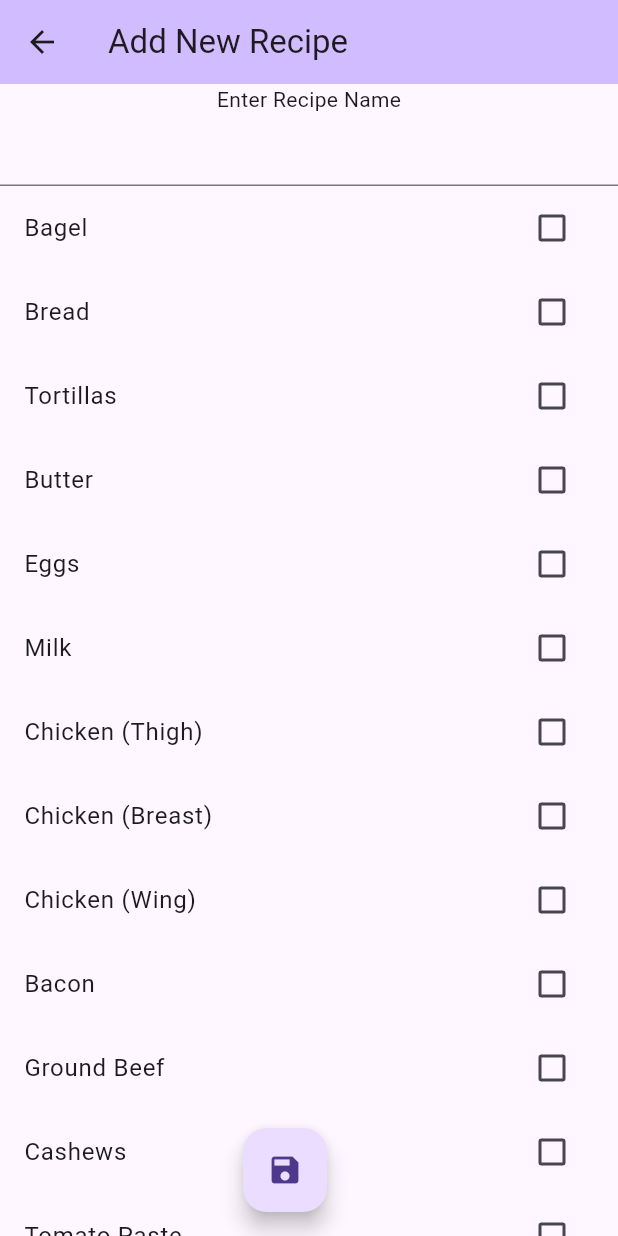
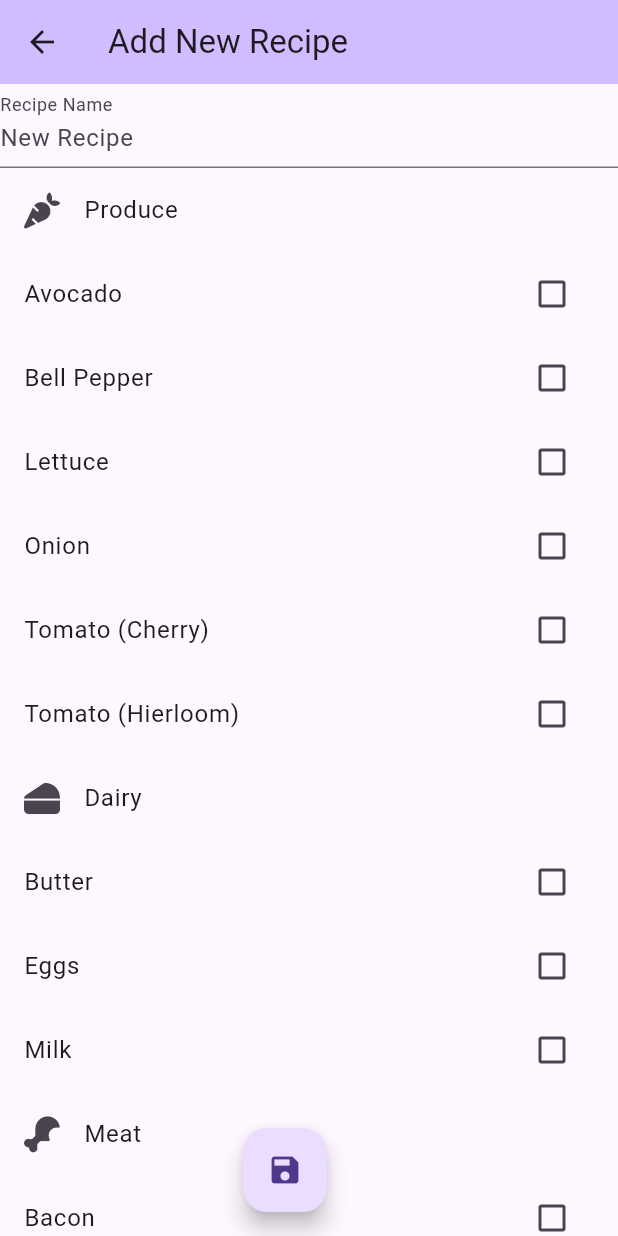
Before and after one commit to joelenehales/meal-plan-app, a Flutter app: the NewRecipePage screen opened directly, after a tap on the "save" icon, on a phone screen of 412 x 824 dp. Run offline on Flutter 3.47's test engine with Material 3 defaults, Android fonts, the phone set to English and light mode, and no system bars; our stand-ins replace font_awesome_flutter, sqflite; accounts and stored records are empty.

Commit message:
Sort ingredients by type and refactor

```diff
--- a/meal_plan_app/lib/database_helper.dart
+++ b/meal_plan_app/lib/database_helper.dart
@@ -132,6 +132,17 @@ class DatabaseHelper {
     return ingredients;
   }
 
+  // Return all ingredients of a certain type
+  Future<List<Ingredient>> getIngredientByType(IngredientType type) async {
+    Database db = await instance.database;
+    var ingredientsQuery = await db.query('ingredients',
+        where: 'type = ?', whereArgs: [type.name], orderBy: 'name');
+    List<Ingredient> ingredients = ingredientsQuery.isNotEmpty
+        ? ingredientsQuery.map((c) => Ingredient.fromMap(c)).toList()
+        : [];
+    return ingredients;
+  }
+
   // Queries the database for the ingredients in a recipe
   Future<List<Ingredient>> getRecipeIngredients(int recipeId) async {
     Database db = await instance.database;
@@ -141,6 +152,22 @@ class DatabaseHelper {
         WHERE recipe_id = ?
       );
       ''', [recipeId]);
+    List<Ingredient> ingredientList = ingredientQuery.isNotEmpty
+        ? ingredientQuery.map((c) => Ingredient.fromMap(c)).toList()
+        : [];
+    return ingredientList;
+  }
+
+  // Queries the database for the ingredients in a recipe of a certain type
+  Future<List<Ingredient>> getRecipeIngredientsByType(
+      int recipeId, IngredientType type) async {
+    Database db = await instance.database;
+    var ingredientQuery = await db.rawQuery('''
+      SELECT * FROM ingredients WHERE type = ? AND id IN (
+        SELECT ingredient_id FROM recipeIngredients
+        WHERE recipe_id = ?
+      );
+      ''', [type.name, recipeId]);
     List<Ingredient> ingredientList = ingredientQuery.isNotEmpty
         ? ingredientQuery.map((c) => Ingredient.fromMap(c)).toList()
         : [];
@@ -189,4 +216,18 @@ class DatabaseHelper {
     return await db.update('recipes', recipe.toMap(),
         where: 'id = ?', whereArgs: [recipe.id]);
   }
+
+  // Edit recipe ingredients
+  Future<void> editRecipeIngredients(
+      int recipeId, List<int> ingredientIds) async {
+    Database db = await instance.database;
+
+    await db.delete('recipeIngredients',
+        where: 'recipe_id = ?', whereArgs: [recipeId]);
+
+    for (var ingredientId in ingredientIds) {
+      await db.insert('recipeIngredients',
+          {'recipe_id': recipeId, 'ingredient_id': ingredientId});
+    }
+  }
 }
--- a/meal_plan_app/lib/objects/ingredient.dart
+++ b/meal_plan_app/lib/objects/ingredient.dart
@@ -1,28 +1,51 @@
 import 'package:flutter/material.dart';
+
 import 'package:font_awesome_flutter/font_awesome_flutter.dart';
 
 enum IngredientType { produce, dairy, meat, seafood, bakery, pantry, frozen }
 
 extension IngredientTypeExtension on IngredientType {
+  // Get ingredient type name
+  String get name {
+    switch (this) {
+      case IngredientType.produce:
+        return 'Produce';
+      case IngredientType.dairy:
+        return 'Dairy';
+      case IngredientType.meat:
+        return 'Meat';
+      case IngredientType.seafood:
+        return 'Seafood';
+      case IngredientType.bakery:
+        return 'Bakery';
+      case IngredientType.pantry:
+        return 'Pantry';
+      case IngredientType.frozen:
+        return 'Frozen';
+      default:
+        return 'Unknown';
+    }
+  }
+
   // Get an appropriate icon for the ingredient type
   Icon get icon {
     switch (this) {
       case IngredientType.produce:
-        return Icon(FontAwesomeIcons.carrot);
+        return const Icon(FontAwesomeIcons.carrot);
       case IngredientType.dairy:
-        return Icon(FontAwesomeIcons.cheese);
+        return const Icon(FontAwesomeIcons.cheese);
       case IngredientType.meat:
-        return Icon(FontAwesomeIcons.drumstickBite);
+        return const Icon(FontAwesomeIcons.drumstickBite);
       case IngredientType.seafood:
-        return Icon(FontAwesomeIcons.fish);
+        return const Icon(FontAwesomeIcons.fish);
       case IngredientType.bakery:
-        return Icon(FontAwesomeIcons.breadSlice);
+        return const Icon(FontAwesomeIcons.breadSlice);
       case IngredientType.pantry:
-        return Icon(FontAwesomeIcons.jarWheat);
+        return const Icon(FontAwesomeIcons.jarWheat);
       case IngredientType.frozen:
-        return Icon(FontAwesomeIcons.iceCream);
+        return const Icon(FontAwesomeIcons.iceCream);
       default:
-        return Icon(Icons.question_mark);
+        return const Icon(Icons.question_mark);
     }
   }
 }
@@ -38,15 +61,15 @@ class Ingredient {
   factory Ingredient.fromMap(Map<String, dynamic> json) => Ingredient(
       id: json['id'],
       name: json['name'],
-      type: IngredientType.values.firstWhere(
-          (e) => e.toString() == json['type']) // Convert string to enum
+      type: IngredientType.values
+          .firstWhere((e) => e.name == json['type']) // Convert string to enum
       );
 
   Map<String, dynamic> toMap() {
     return {
       'id': id,
       'name': name,
-      'type': type.toString() // Convert enum to string
+      'type': type.name // Convert enum to string
     };
   }
 }
--- a/meal_plan_app/lib/screens/home.dart
+++ b/meal_plan_app/lib/screens/home.dart
@@ -7,7 +7,7 @@ class Home extends StatelessWidget {
   @override
   Widget build(BuildContext context) {
     return const Center(
-      child: Text('Home Screen', style: TextStyle(fontSize: 24)),
+      child: Text('Welcome!', style: TextStyle(fontSize: 24)),
       // TODO: Add content to this page
     );
   }
--- a/meal_plan_app/lib/screens/new_recipe.dart
+++ b/meal_plan_app/lib/screens/new_recipe.dart
@@ -3,6 +3,7 @@ import 'package:flutter/material.dart';
 import 'package:meal_plan_app/objects/ingredient.dart';
 import 'package:meal_plan_app/objects/recipe.dart';
 import 'package:meal_plan_app/database_helper.dart';
+import 'package:meal_plan_app/widgets/ingredient_checkbox_widget.dart';
 
 class NewRecipePage extends StatefulWidget {
   const NewRecipePage({super.key});
@@ -15,6 +16,21 @@ class _NewRecipePageState extends State<NewRecipePage> {
   bool isChecked = false;
   List<int> selectedIngredientIds = [];
   final textController = TextEditingController();
+
+  // TODO: Redundant function in recipe_viewer.dart. Move elsewhere (ex. make a
+  // "for all" version)
+  Widget ingredientsCheckboxWidget() {
+    List<Widget> widgets = [];
+
+    for (var ingredientType in IngredientType.values) {
+      widgets.add(ListTile(
+          leading: ingredientType.icon, title: Text(ingredientType.name)));
+      widgets.add(IngredientCheckboxWidget(
+          selectedIngredientIds: selectedIngredientIds,
+          ingredientType: ingredientType));
+    }
+    return Column(children: widgets);
+  }
 
   @override
   Widget build(BuildContext context) {
@@ -29,35 +45,13 @@ class _NewRecipePageState extends State<NewRecipePage> {
         child: Column(
           mainAxisAlignment: MainAxisAlignment.center,
           children: <Widget>[
-            const Text('Enter Recipe Name'),
-            TextField(controller: textController),
-            FutureBuilder<List<Ingredient>>(
-                future: DatabaseHelper.instance.getIngredients(),
-                builder: (BuildContext context,
-                    AsyncSnapshot<List<Ingredient>> snapshot) {
-                  if (!snapshot.hasData || snapshot.data!.isEmpty) {
-                    return Center(child: Text('No Ingredients to Display'));
-                  }
-                  return ListView(
-                    shrinkWrap: true,
-                    children: snapshot.data!.map((ingredient) {
-                      // Display each ingredient with a checkbox
-                      return CheckboxListTile(
-                        title: Text(ingredient.name),
-                        value: selectedIngredientIds.contains(ingredient.id),
-                        onChanged: (bool? value) {
-                          setState(() {
-                            if (value!) {
-                              selectedIngredientIds.add(ingredient.id);
-                            } else {
-                              selectedIngredientIds.remove(ingredient.id);
-                            }
-                          });
-                        },
-                      );
-                    }).toList(),
-                  );
-                }),
+            TextField(
+                controller: textController,
+                decoration: const InputDecoration(
+                    labelText: 'Recipe Name',
+                    floatingLabelBehavior: FloatingLabelBehavior.always,
+                    hintText: 'New Recipe')),
+            ingredientsCheckboxWidget(),
           ],
         ),
       ),
--- /dev/null
+++ b/meal_plan_app/lib/widgets/ingredient_checkbox_widget.dart
@@ -0,0 +1,54 @@
+import 'package:flutter/material.dart';
+
+import 'package:meal_plan_app/database_helper.dart';
+import 'package:meal_plan_app/objects/ingredient.dart';
+
+// Helper class creates a widget that displays a list of ingredients with
+// checkboxes. Selected ingredients are stored in a list by their ID.
+class IngredientCheckboxWidget extends StatefulWidget {
+  const IngredientCheckboxWidget(
+      {super.key,
+      required this.selectedIngredientIds,
+      required this.ingredientType});
+
+  final List<int> selectedIngredientIds; // Reference to external list
+  final IngredientType ingredientType;
+
+  @override
+  State<IngredientCheckboxWidget> createState() =>
+      _IngredientCheckboxWidgetState();
+}
+
+class _IngredientCheckboxWidgetState extends State<IngredientCheckboxWidget> {
+  @override
+  Widget build(BuildContext context) {
+    return FutureBuilder<List<Ingredient>>(
+      future:
+          DatabaseHelper.instance.getIngredientByType(widget.ingredientType),
+      builder:
+          (BuildContext context, AsyncSnapshot<List<Ingredient>> snapshot) {
+        if (!snapshot.hasData || snapshot.data!.isEmpty) {
+          return const Center(child: Text('No ingredients to display'));
+        }
+        return ListView(
+          shrinkWrap: true,
+          children: snapshot.data!.map((ingredient) {
+            return CheckboxListTile(
+              title: Text(ingredient.name),
+              value: widget.selectedIngredientIds.contains(ingredient.id),
+              onChanged: (bool? value) {
+                setState(() {
+                  if (value!) {
+                    widget.selectedIngredientIds.add(ingredient.id);
+                  } else {
+                    widget.selectedIngredientIds.remove(ingredient.id);
+                  }
+                });
+              },
+            );
+          }).toList(),
+        );
+      },
+    );
+  }
+}
```
Also changed, not shown: meal_plan_app/lib/screens/all_recipes_page.dart (+19 -49 lines), meal_plan_app/lib/screens/recipe_viewer.dart (added, +152 -0 lines), meal_plan_app/lib/widgets/recipe_ingredients_widgets.dart (added, +43 -0 lines).
